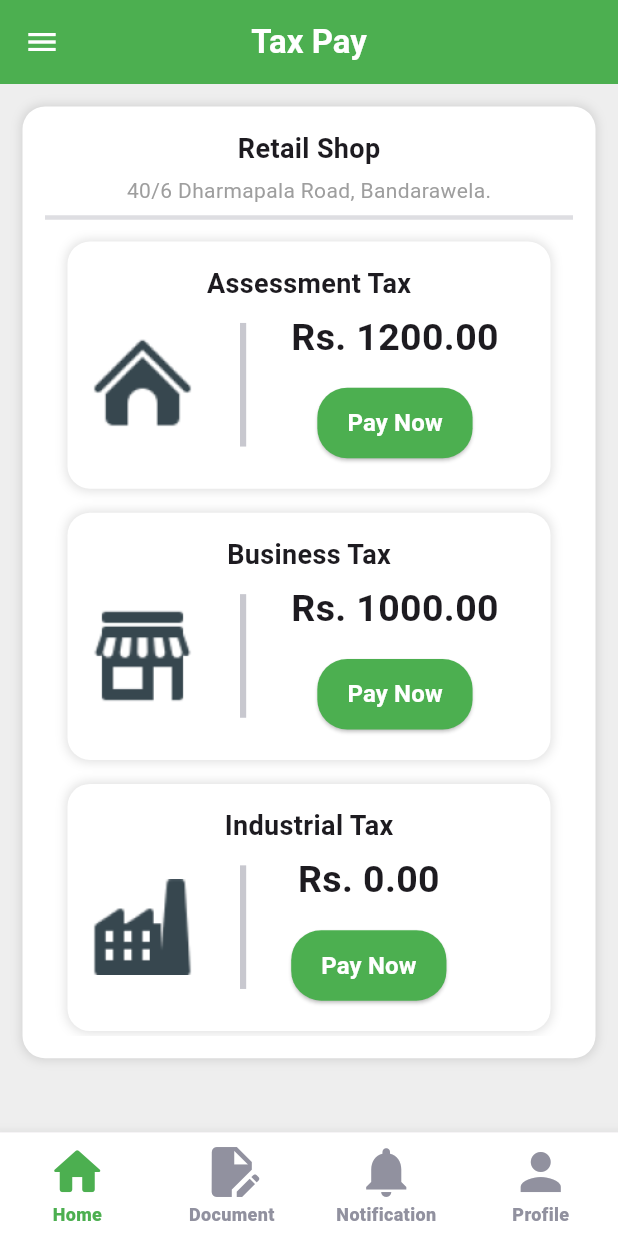
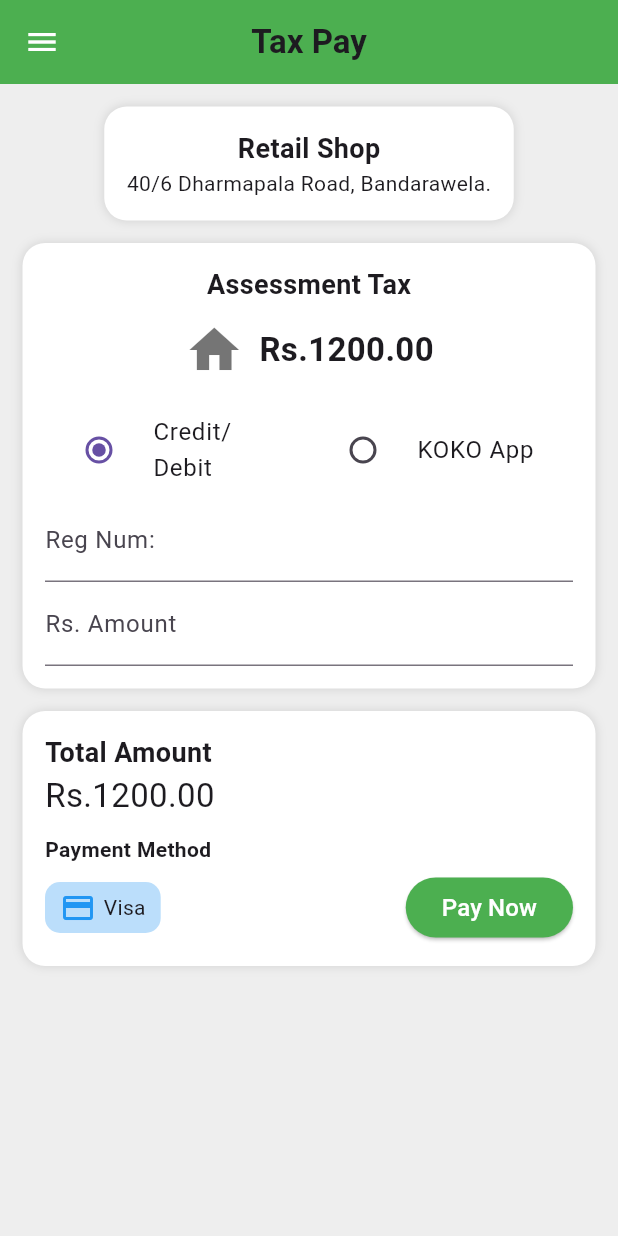
Before and after one commit to ShanzSM/Tax-App, a Flutter app: the screen it shows after launch, after a tap on "Pay Now", on a phone screen of 412 x 824 dp. Run offline on Flutter 3.47's test engine with Material 3 defaults, Android fonts, the phone set to English and light mode, and no system bars.

Commit message:
complete tax pay screen

```diff
--- /dev/null
+++ b/lib/Screens/tax_pay_screen.dart
@@ -0,0 +1,167 @@
+import 'package:flutter/material.dart';
+
+class TaxPayScreen extends StatelessWidget {
+  const TaxPayScreen({super.key});
+
+  @override
+  Widget build(BuildContext context) {
+    return Scaffold(
+      backgroundColor: Colors.grey[200],
+      appBar: AppBar(
+        backgroundColor: Colors.green,
+        title: const Text(
+          "Tax Pay",
+          style: TextStyle(fontWeight: FontWeight.bold),
+        ),
+        centerTitle: true,
+        leading: IconButton(
+          icon: const Icon(Icons.menu, color: Colors.white),
+          onPressed: () {},
+        ),
+      ),
+      body: SingleChildScrollView(
+        padding: const EdgeInsets.all(15),
+        child: Column(
+          children: [
+            // Shop Details
+            Container(
+              padding: const EdgeInsets.all(15),
+              decoration: BoxDecoration(
+                color: Colors.white,
+                borderRadius: BorderRadius.circular(15),
+                boxShadow: [BoxShadow(color: Colors.black12, blurRadius: 5)],
+              ),
+              child: const Column(
+                children: [
+                  Text(
+                    "Retail Shop",
+                    style: TextStyle(fontSize: 18, fontWeight: FontWeight.bold),
+                  ),
+                  Text("40/6 Dharmapala Road, Bandarawela."),
+                ],
+              ),
+            ),
+            const SizedBox(height: 15),
+
+            // Assessment Tax Card
+            Container(
+              padding: const EdgeInsets.all(15),
+              decoration: BoxDecoration(
+                color: Colors.white,
+                borderRadius: BorderRadius.circular(15),
+                boxShadow: [BoxShadow(color: Colors.black12, blurRadius: 5)],
+              ),
+              child: Column(
+                children: [
+                  const Text(
+                    "Assessment Tax",
+                    style: TextStyle(fontSize: 18, fontWeight: FontWeight.bold),
+                  ),
+                  const SizedBox(height: 10),
+                  Row(
+                    mainAxisAlignment: MainAxisAlignment.center,
+                    children: [
+                      const Icon(Icons.home, size: 40, color: Colors.black54),
+                      const SizedBox(width: 10),
+                      const Text(
+                        "Rs.1200.00",
+                        style: TextStyle(
+                            fontSize: 22, fontWeight: FontWeight.bold),
+                      ),
+                    ],
+                  ),
+                  const SizedBox(height: 15),
+                  Row(
+                    children: [
+                      Expanded(
+                        child: RadioListTile(
+                          title: const Text("Credit/ Debit"),
+                          value: "credit",
+                          groupValue: "credit",
+                          onChanged: (value) {},
+                        ),
+                      ),
+                      Expanded(
+                        child: RadioListTile(
+                          title: const Text("KOKO App"),
+                          value: "koko",
+                          groupValue: "credit",
+                          onChanged: (value) {},
+                        ),
+                      ),
+                    ],
+                  ),
+                  const TextField(
+                    decoration: InputDecoration(labelText: "Reg Num:"),
+                  ),
+                  const TextField(
+                    decoration: InputDecoration(labelText: "Rs. Amount"),
+                  ),
+                ],
+              ),
+            ),
+            const SizedBox(height: 15),
+
+            // Payment Section
+            Container(
+              padding: const EdgeInsets.all(15),
+              decoration: BoxDecoration(
+                color: Colors.white,
+                borderRadius: BorderRadius.circular(15),
+                boxShadow: [BoxShadow(color: Colors.black12, blurRadius: 5)],
+              ),
+              child: Column(
+                crossAxisAlignment: CrossAxisAlignment.start,
+                children: [
+                  const Text(
+                    "Total Amount",
+                    style: TextStyle(fontSize: 18, fontWeight: FontWeight.bold),
+                  ),
+                  const Text("Rs.1200.00", style: TextStyle(fontSize: 22)),
+                  const SizedBox(height: 10),
+                  const Text("Payment Method",
+                      style: TextStyle(fontWeight: FontWeight.bold)),
+                  const SizedBox(height: 5),
+                  Row(
+                    children: [
+                      Container(
+                        padding: const EdgeInsets.symmetric(
+                            horizontal: 10, vertical: 5),
+                        decoration: BoxDecoration(
+                          color: Colors.blue[100],
+                          borderRadius: BorderRadius.circular(10),
+                        ),
+                        child: const Row(
+                          mainAxisSize: MainAxisSize.min,
+                          children: [
+                            Icon(Icons.credit_card, color: Colors.blue),
+                            SizedBox(width: 5),
+                            Text("Visa"),
+                          ],
+                        ),
+                      ),
+                      const Spacer(),
+                      ElevatedButton(
+                        onPressed: () {},
+                        style: ElevatedButton.styleFrom(
+                          backgroundColor: Colors.green,
+                          shape: RoundedRectangleBorder(
+                            borderRadius: BorderRadius.circular(20),
+                          ),
+                        ),
+                        child: const Text(
+                          "Pay Now",
+                          style: TextStyle(color: Colors.white, fontSize: 16),
+                        ),
+                      ),
+                    ],
+                  ),
+                ],
+              ),
+            ),
+          ],
+        ),
+      ),
+    );
+  }
+}
--- a/lib/components/Document_Card.dart
+++ b/lib/components/Document_Card.dart
@@ -1,7 +1,7 @@
 import 'package:flutter/material.dart';
 import 'package:tax_app/components/custom_button.dart';
 import 'package:tax_app/constant/colors.dart';
-import 'package:tax_app/model/document_card.dart';
+import 'package:tax_app/model/document_card_model.dart';
 
 class DocumentCard extends StatelessWidget {
   final DocumentCardModel docCard;
--- a/lib/components/tax_card.dart
+++ b/lib/components/tax_card.dart
@@ -1,4 +1,5 @@
 import 'package:flutter/material.dart';
+import 'package:tax_app/Screens/tax_pay_screen.dart';
 import 'package:tax_app/constant/colors.dart';
 import 'package:tax_app/model/tax_card_model.dart';
 import 'custom_button.dart';
@@ -57,7 +58,11 @@ class TaxCard extends StatelessWidget {
                       CustomButton(
                         text: "Pay Now",
                         onPressed: () {
-                          // Add your payment action here
+                          Navigator.push(
+                            context,
+                            MaterialPageRoute(
+                                builder: (context) => TaxPayScreen()),
+                          );
                         },
                       ),
                     ],
--- a/lib/data/document_card_data.dart
+++ b/lib/data/document_card_data.dart
@@ -1,6 +1,6 @@
-import '../model/document_card.dart';
+import '../model/document_card_model.dart';
 
-List<DocumentCardModel> cardItems = [
+List<DocumentCardModel> docItems = [
   DocumentCardModel(
     title: "Application Form",
     description:
```
Also changed, not shown: lib/Screens/document_screen.dart (+5 -3 lines), lib/Screens/profile_screen.dart (+80 -2 lines).
